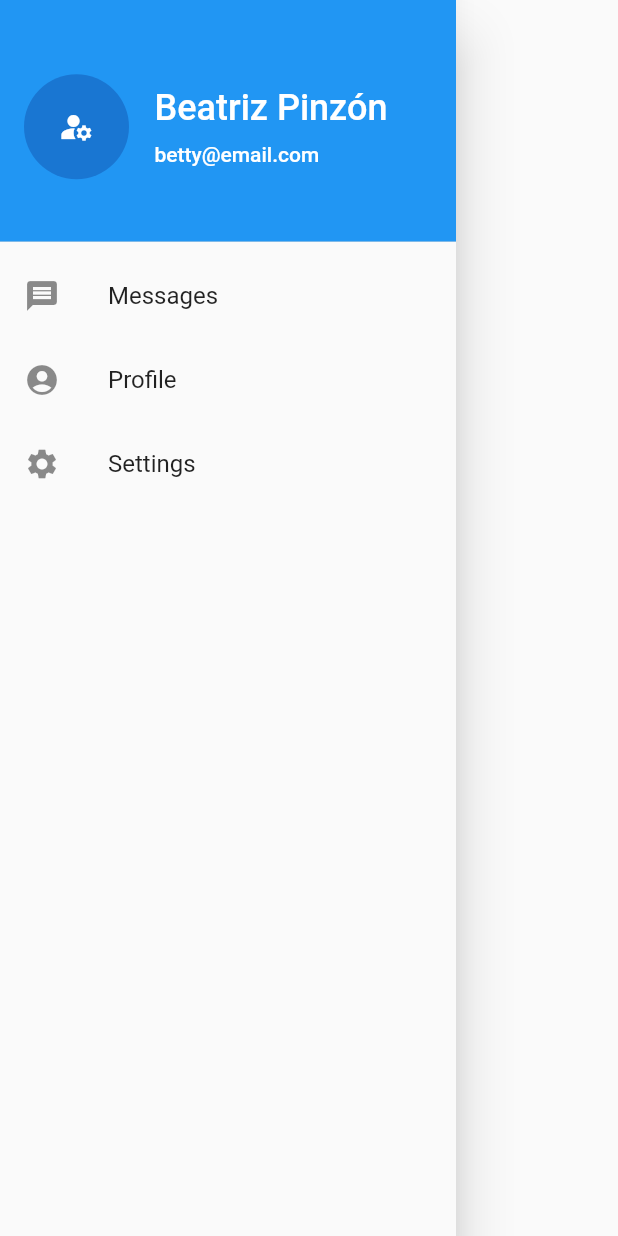
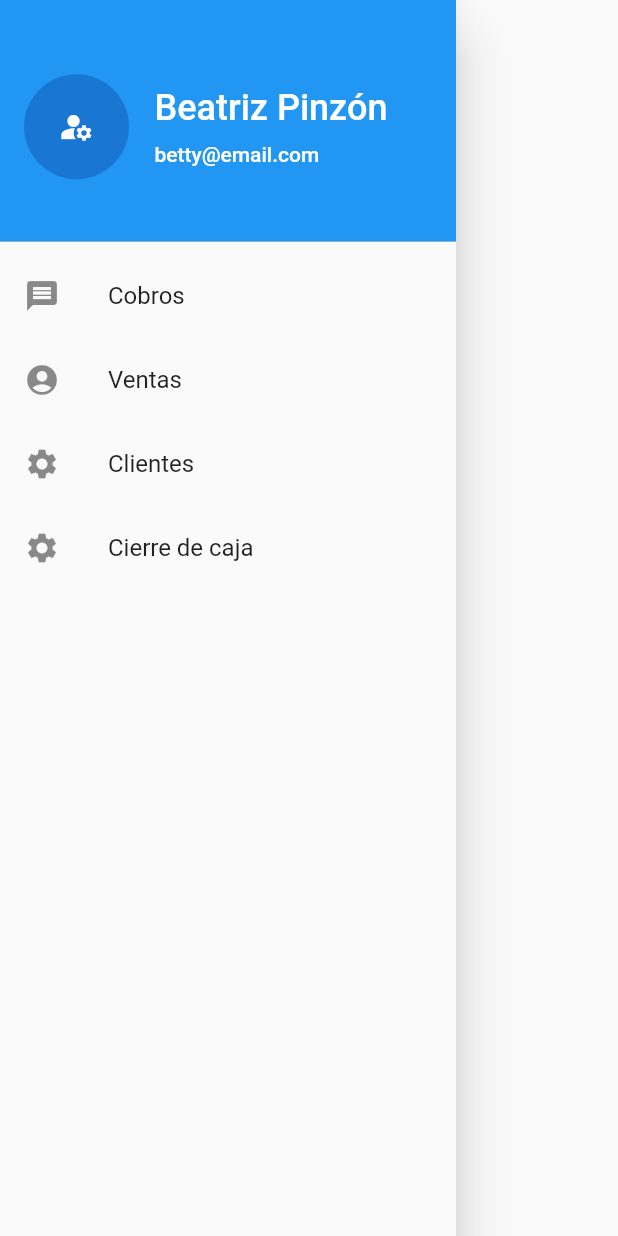
Before and after one commit to SilviaBec/AppUno, a Flutter app: the DrawerWidget widget shown alone on an empty page, opened directly, on a phone screen of 412 x 824 dp. Run offline on Flutter 3.47's test engine with Material 2 defaults, Android fonts, the phone set to English and light mode, and no system bars.

Commit message:
Optimizacion drawerPage, newSale y creación cashc

```diff
--- a/lib/widgets/drawer.dart
+++ b/lib/widgets/drawer.dart
@@ -1,3 +1,5 @@
+import '../pages/cashc.dart';
+import '../pages/payments.dart';
 import 'package:flutter/material.dart';
 
 class DrawerWidget extends StatelessWidget {
@@ -15,17 +17,30 @@ class DrawerWidget extends StatelessWidget {
           ),
           child: _header(),
         ),
-        const ListTile  (
-          leading: Icon(Icons.message),
-          title: Text('Messages'),
+        ListTile  (
+          leading: const Icon(Icons.message),
+          title: const Text('Cobros'),
+          onTap:(){
+            Navigator.pushReplacement(context, MaterialPageRoute(
+              builder: (context)=> const PaymentsPage(),));
+          },
         ),
-        const ListTile(
-          leading: Icon(Icons.account_circle),
-          title: Text('Profile'),
+        ListTile(
+          leading: const Icon(Icons.account_circle),
+          title: const Text('Ventas'),
+          onTap:(){},
         ),
-        const ListTile(
-          leading: Icon(Icons.settings),
-          title: Text('Settings'),
+        ListTile(
+          leading: const Icon(Icons.settings),
+          title: const Text('Clientes'),
+          onTap:(){},
+        ),
+        ListTile(
+          leading: const Icon(Icons.settings),
+          title: const Text('Cierre de caja'),
+          onTap:(){
+            Navigator.pushReplacement(context, MaterialPageRoute(builder: (context)=> const CashcPage()));
+          },
         ),
       ],
     ),
```
Also changed, not shown: lib/pages/cashc.dart (added, +16 -0 lines), lib/pages/new_sale.dart (+37 -11 lines).
